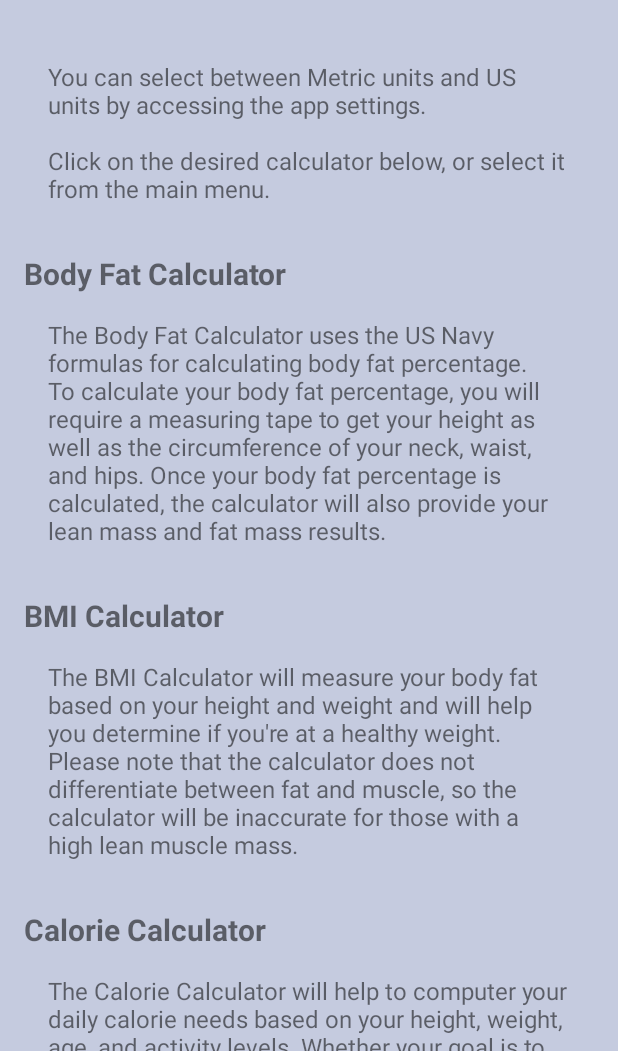
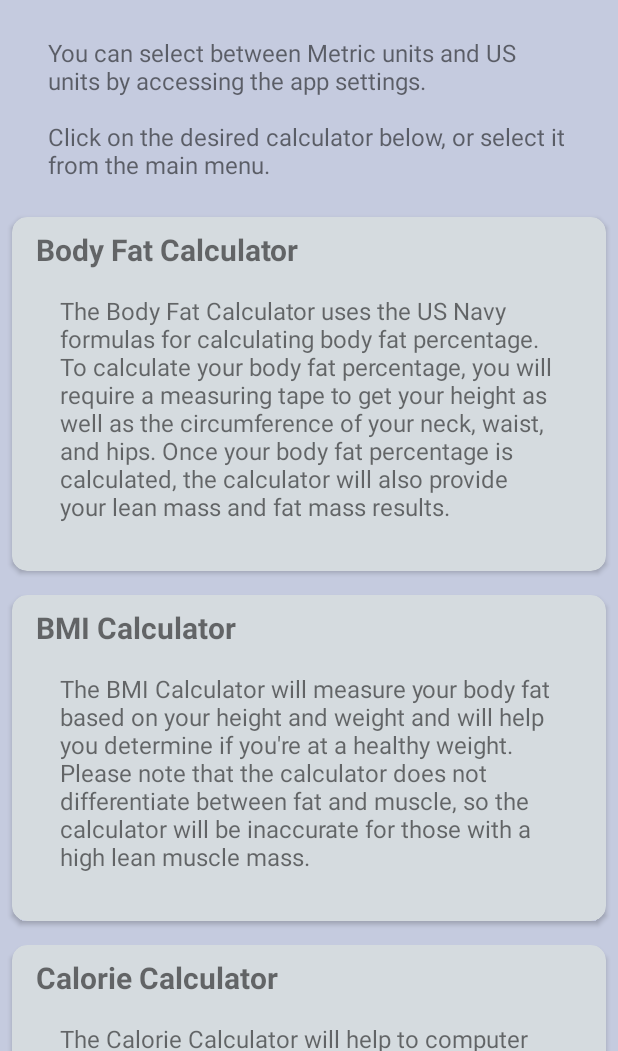
Before and after one commit to rmoli082/FitnessApp, an Android app: the screen it shows after launch (MainActivity), on a phone screen of 412 x 824 dp, the part 185-1236 px from its top. Run offline under Robolectric (Android 15) with nearby library versions, the phone set to English and light mode, and no system bars.

Commit message:
Updated the look and feel of the main fragment and measurement activity.

```diff
--- a/app/src/main/java/com/morashstudios/fitnessapp/MainScreenFragment.java
+++ b/app/src/main/java/com/morashstudios/fitnessapp/MainScreenFragment.java
@@ -5,8 +5,8 @@ import android.os.Bundle;
 import android.view.LayoutInflater;
 import android.view.View;
 import android.view.ViewGroup;
-import android.widget.TextView;
 
+import androidx.cardview.widget.CardView;
 import androidx.fragment.app.Fragment;
 import androidx.fragment.app.FragmentManager;
 import androidx.fragment.app.FragmentTransaction;
@@ -27,11 +27,11 @@ public class MainScreenFragment extends Fragment {
                              Bundle savedInstanceState) {
         View view = inflater.inflate(R.layout.fragment_main, container, false);
 
-        TextView bodyfatSelect = view.findViewById(R.id.bodyfat_select);
-        TextView bodyindexSelect = view.findViewById(R.id.bodyindex_select);
-        TextView calorieSelect = view.findViewById(R.id.calorie_select);
-        TextView macroSelect = view.findViewById(R.id.macro_select);
-        TextView onermSelect = view.findViewById(R.id.onerm_select);
+        CardView bodyfatSelect = view.findViewById(R.id.bodyfat_select);
+        CardView bodyindexSelect = view.findViewById(R.id.bodyindex_select);
+        CardView calorieSelect = view.findViewById(R.id.calorie_select);
+        CardView macroSelect = view.findViewById(R.id.macro_select);
+        CardView onermSelect = view.findViewById(R.id.onerm_select);
 
         FragmentManager fm = getFragmentManager();
         final FragmentTransaction transaction = fm.beginTransaction();
--- a/app/src/main/res/layout/fragment_main.xml
+++ b/app/src/main/res/layout/fragment_main.xml
@@ -2,6 +2,7 @@
 <ScrollView xmlns:android="http://schemas.android.com/apk/res/android"
     android:layout_width="match_parent"
     android:layout_height="match_parent"
+    xmlns:app="http://schemas.android.com/apk/res-auto"
     android:orientation="vertical">
 
     <LinearLayout
@@ -11,51 +12,114 @@
 
         <TextView
             style="@style/TitleText"
+            android:layout_marginBottom="8dp"
             android:text="@string/greeting" />
 
         <TextView
             style="@style/FillerText"
-            android:text="@string/settings_description" />
+            android:text="@string/settings_description"
+            android:layout_marginBottom="16dp"/>
+
+        <androidx.cardview.widget.CardView
+            android:id="@+id/bodyfat_select"
+            style="@style/MainCard" >
+
+            <LinearLayout
+                android:layout_width="match_parent"
+                android:layout_height="wrap_content"
+                android:orientation="vertical">
 
                 <TextView
-            android:id="@+id/bodyfat_select"
                     style="@style/FillerHeader"
+                    android:layout_marginTop="8dp"
                     android:text="@string/bodyfat_calc" />
 
                 <TextView
                     style="@style/FillerText"
                     android:text="@string/bodyfat_description" />
 
+            </LinearLayout>
+
+        </androidx.cardview.widget.CardView>
+
+        <androidx.cardview.widget.CardView
+            android:id="@+id/bodyindex_select"
+            style="@style/MainCard" >
+
+            <LinearLayout
+                android:layout_width="match_parent"
+                android:layout_height="wrap_content"
+                android:orientation="vertical">
+
                 <TextView
-            android:id="@+id/bodyindex_select"
                     style="@style/FillerHeader"
+                    android:layout_marginTop="8dp"
                     android:text="@string/body_index_calc" />
 
                 <TextView
                     style="@style/FillerText"
                     android:text="@string/bodyindex_description" />
 
+            </LinearLayout>
+
+        </androidx.cardview.widget.CardView>
+
+        <androidx.cardview.widget.CardView
+            android:id="@+id/calorie_select"
+            style="@style/MainCard" >
+
+            <LinearLayout
+                android:layout_width="match_parent"
+                android:layout_height="wrap_content"
+                android:orientation="vertical">
+
                 <TextView
-            android:id="@+id/calorie_select"
                     style="@style/FillerHeader"
+                    android:layout_marginTop="8dp"
                     android:text="@string/calorie_calc" />
 
                 <TextView
                     style="@style/FillerText"
                     android:text="@string/calorie_description" />
 
+            </LinearLayout>
+
+        </androidx.cardview.widget.CardView>
+
+        <androidx.cardview.widget.CardView
+            android:id="@+id/macro_select"
+            style="@style/MainCard" >
+
+            <LinearLayout
+                android:layout_width="match_parent"
+                android:layout_height="wrap_content"
+                android:orientation="vertical">
+
                 <TextView
-            android:id="@+id/macro_select"
                     style="@style/FillerHeader"
+                    android:layout_marginTop="8dp"
                     android:text="@string/macro_calc" />
 
                 <TextView
                     style="@style/FillerText"
                     android:text="@string/macro_description" />
 
+            </LinearLayout>
+
+        </androidx.cardview.widget.CardView>
+
+        <androidx.cardview.widget.CardView
+            android:id="@+id/onerm_select"
+            style="@style/MainCard" >
+
+            <LinearLayout
+                android:layout_width="match_parent"
+                android:layout_height="wrap_content"
+                android:orientation="vertical">
+
                 <TextView
-            android:id="@+id/onerm_select"
                     style="@style/FillerHeader"
+                    android:layout_marginTop="8dp"
                     android:text="@string/repmax_calc" />
 
                 <TextView
@@ -64,4 +128,8 @@
 
             </LinearLayout>
 
+        </androidx.cardview.widget.CardView>
+
+    </LinearLayout>
+
 </ScrollView>
--- a/app/src/main/res/layout/recyclerview_item.xml
+++ b/app/src/main/res/layout/recyclerview_item.xml
@@ -1,8 +1,8 @@
 <?xml version="1.0" encoding="utf-8"?>
 <androidx.cardview.widget.CardView
     xmlns:android="http://schemas.android.com/apk/res/android"
-    android:layout_width="match_parent"
-    android:layout_height="wrap_content">
+    xmlns:app="http://schemas.android.com/apk/res-auto"
+    style = "@style/MeasurementCard">
 
     <LinearLayout
         android:layout_width="match_parent"
--- a/app/src/main/res/values/colors.xml
+++ b/app/src/main/res/values/colors.xml
@@ -4,6 +4,7 @@
     <color name="colorPrimaryDark">#324474</color>
     <color name="colorPrimaryLight">#909dd5</color>
     <color name="colorPrimaryExtraLight">#c5cbdf</color>
+    <color name="colorPrimarySuperLight">#d5dbdf</color>
     <color name="colorAccent">#7360a3</color>
     <color name="textLightBack">#212121</color>
     <color name="textDarkBack">#d2d2d2</color>
--- a/app/src/main/res/values/styles.xml
+++ b/app/src/main/res/values/styles.xml
@@ -92,8 +92,26 @@
     <style name="ChartText">
         <item name="android:textSize">16sp</item>
         <item name="android:layout_margin">16dp</item>
-        <item name ="android:layout_width">wrap_content</item>
+        <item name="android:layout_width">wrap_content</item>
         <item name="android:layout_height">wrap_content</item>
     </style>
 
+    <style name="MainCard">
+        <item name="android:layout_width">match_parent</item>
+        <item name="android:layout_height">wrap_content</item>
+        <item name="android:layout_margin">8dp</item>
+        <item name="cardCornerRadius">10dp</item>
+        <item name="cardBackgroundColor">@color/colorPrimarySuperLight</item>
+    </style>
+
+    <style name="MeasurementCard">
+        <item name="android:layout_width">match_parent</item>
+        <item name="android:layout_height">wrap_content</item>
+        <item name="android:layout_margin">8dp</item>
+        <item name="cardCornerRadius">10dp</item>
+        <item name="cardBackgroundColor">@color/colorPrimarySuperLight</item>
+    </style>
+
+
+
 </resources>
```
Also changed, not shown: app/src/main/java/com/morashstudios/fitnessapp/Measurement.java (+14 -15 lines), app/src/main/java/com/morashstudios/fitnessapp/MeasurementsActivity.java (+11 -8 lines). Lines whose indentation alone changed are shown as unchanged.
